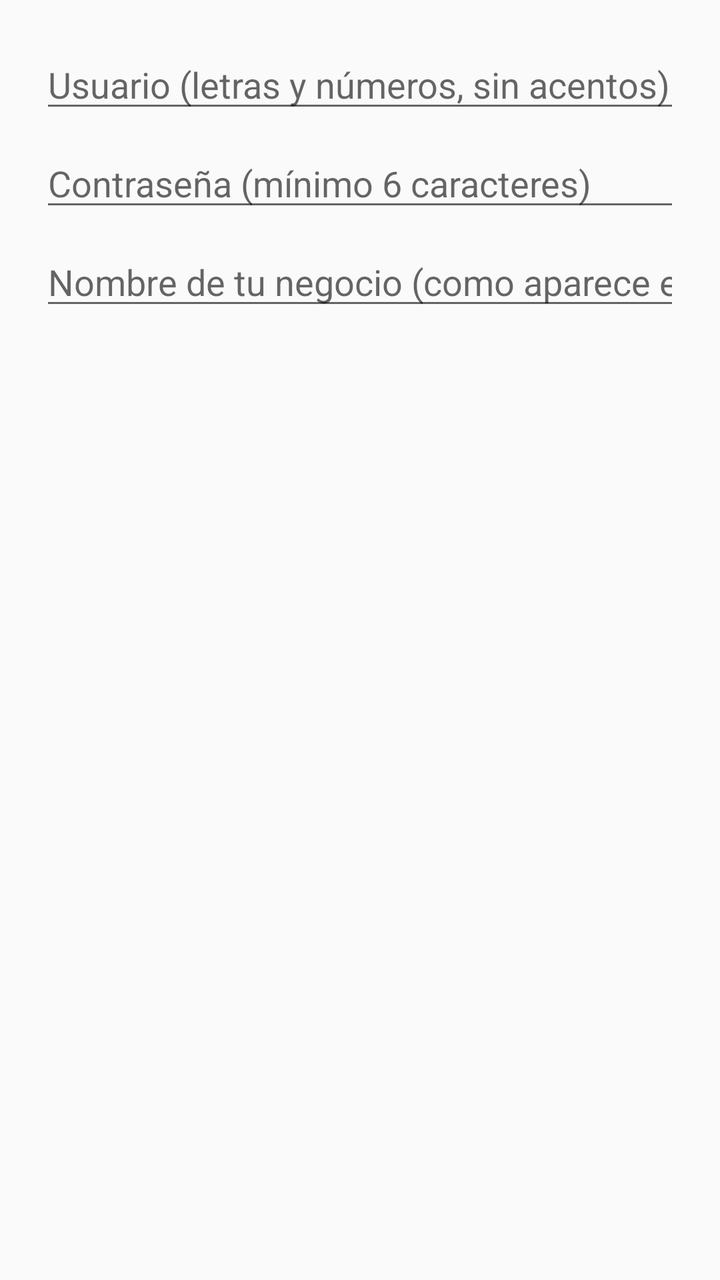
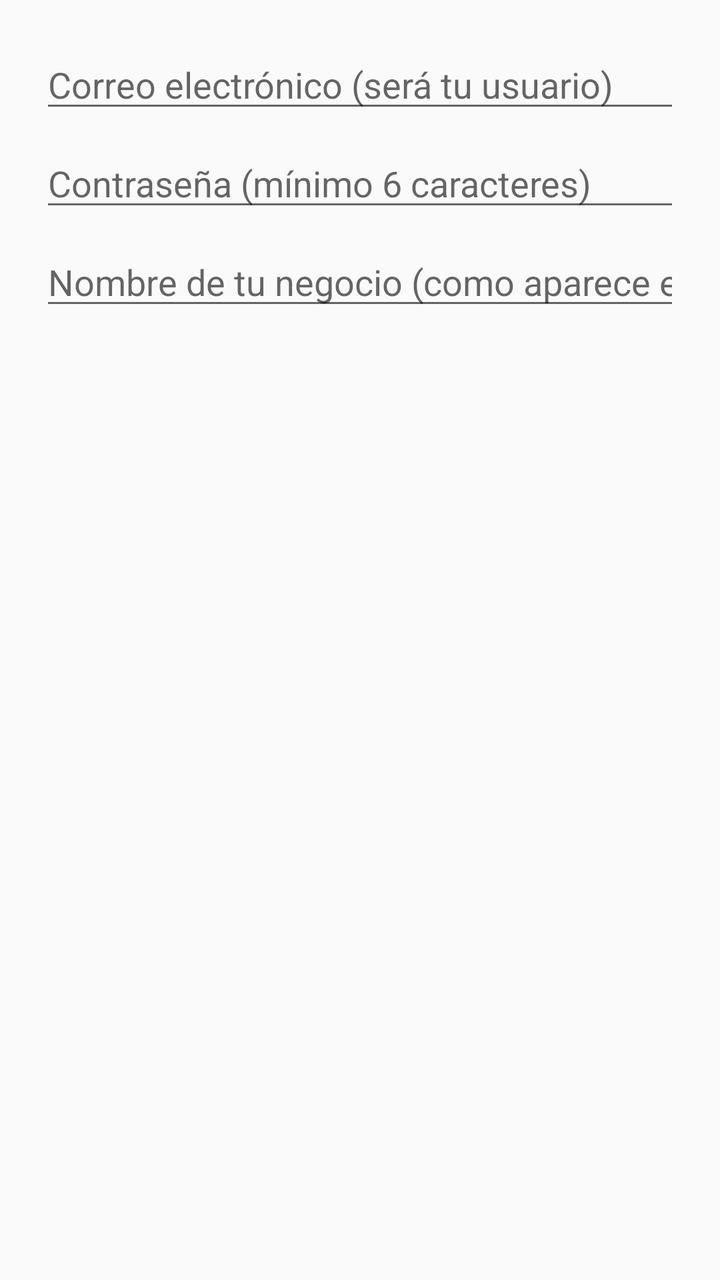

The first picture is an Android layout as it rendered before a commit; the second is the same layout after the commit. The layout source and the unified diff follow.
<!-- AndroidManifest.xml: application theme Theme.CPP -->
<!-- res/layout/dialog_registro_proveedor.xml -->
<?xml version="1.0" encoding="utf-8"?>
<ScrollView xmlns:android="http://schemas.android.com/apk/res/android"
    android:layout_width="match_parent"
    android:layout_height="wrap_content">

    <LinearLayout
        android:layout_width="match_parent"
        android:layout_height="wrap_content"
        android:orientation="vertical"
        android:padding="20dp">

        <EditText
            android:id="@+id/edtRegUsuario"
            android:layout_width="match_parent"
            android:layout_height="wrap_content"
            android:hint="@string/reg_usuario_hint"
            android:inputType="text"
            android:maxLines="1" />

        <EditText
            android:id="@+id/edtRegPassword"
            android:layout_width="match_parent"
            android:layout_height="wrap_content"
            android:layout_marginTop="8dp"
            android:hint="@string/reg_password_hint"
            android:inputType="textPassword"
            android:maxLines="1" />

        <EditText
            android:id="@+id/edtRegNegocio"
            android:layout_width="match_parent"
            android:layout_height="wrap_content"
            android:layout_marginTop="8dp"
            android:hint="@string/reg_negocio_hint"
            android:inputType="text"
            android:maxLines="1" />
    </LinearLayout>
</ScrollView>
<!-- resources referenced by this layout -->
<resources>
  <string name="reg_negocio_hint">Nombre de tu negocio (como aparece en las órdenes)</string>
  <string name="reg_password_hint">Contraseña (mínimo 6 caracteres)</string>
  <string name="reg_usuario_hint">Usuario (letras y números, sin acentos)</string>
  <style name="Theme.CPP" parent="Theme.AppCompat.DayNight.DarkActionBar">
          <item name="colorPrimary">@color/primario</item>
          <item name="colorPrimaryDark">@color/primario_oscuro</item>
          <item name="colorAccent">@color/acento</item>
      </style>
  <color name="primario">#1A237E</color>
  <color name="primario_oscuro">#0D1442</color>
  <color name="acento">#FF6F00</color>
</resources>

<!-- the commit's change to res/layout/dialog_registro_proveedor.xml (unified diff, before → after) -->
@@ -10,11 +10,11 @@
         android:padding="20dp">
 
         <EditText
-            android:id="@+id/edtRegUsuario"
+            android:id="@+id/edtRegCorreo"
             android:layout_width="match_parent"
             android:layout_height="wrap_content"
-            android:hint="@string/reg_usuario_hint"
-            android:inputType="text"
+            android:hint="@string/reg_correo_hint"
+            android:inputType="textEmailAddress"
             android:maxLines="1" />
 
         <EditText
<!-- resource entries referenced after the edit -->
@@ -1,8 +1,8 @@
 <!-- resources referenced by this layout -->
 <resources>
+  <string name="reg_correo_hint">Correo electrónico (será tu usuario)</string>
   <string name="reg_negocio_hint">Nombre de tu negocio (como aparece en las órdenes)</string>
   <string name="reg_password_hint">Contraseña (mínimo 6 caracteres)</string>
-  <string name="reg_usuario_hint">Usuario (letras y números, sin acentos)</string>
   <style name="Theme.CPP" parent="Theme.AppCompat.DayNight.DarkActionBar">
           <item name="colorPrimary">@color/primario</item>
           <item name="colorPrimaryDark">@color/primario_oscuro</item>
